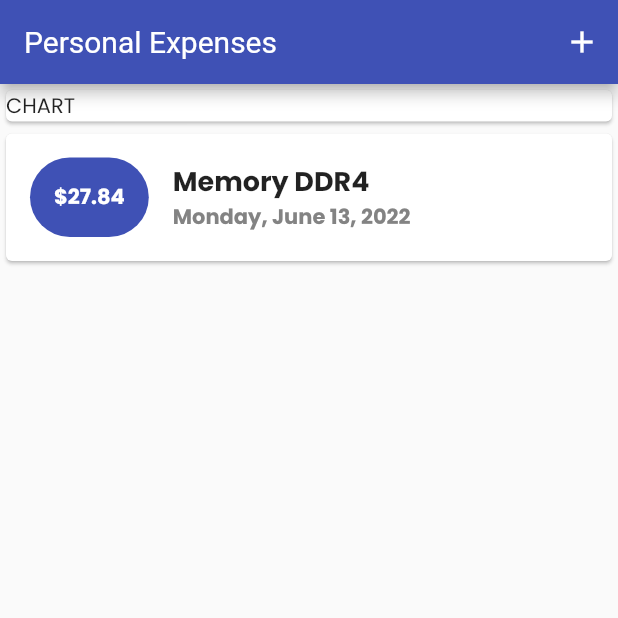
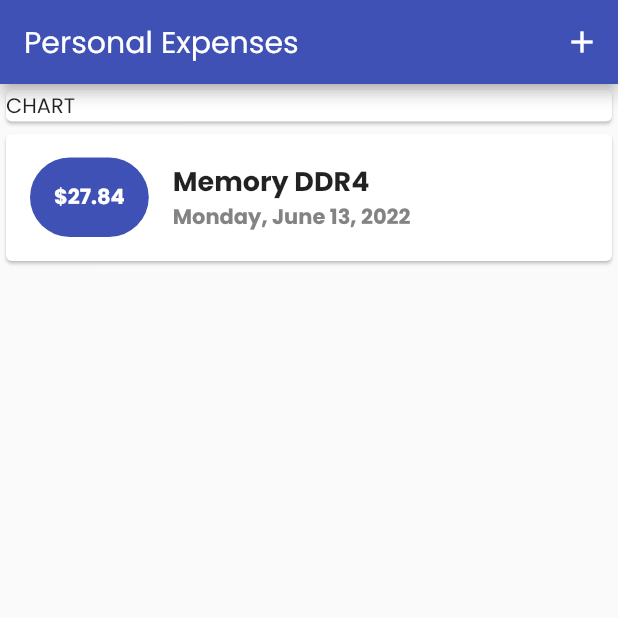
Before and after one commit to abdellatif-laghjaj/personal_expenses_app, a Flutter app: the screen it shows after launch, on a phone screen of 412 x 824 dp, the top half of it. Run offline on Flutter 3.47's test engine with Material 2 defaults, Android fonts, the phone set to English and light mode, and no system bars.

Commit message:
main home

```diff
--- a/lib/main.dart
+++ b/lib/main.dart
@@ -16,9 +16,9 @@ class MyApp extends StatelessWidget {
         accentColor: Colors.amber,
         fontFamily: "Poppins",
         appBarTheme: AppBarTheme(
-            textTheme: ThemeData.light()
-                .textTheme
-                .copyWith(headline6: TextStyle(fontSize: 20))),
+            // ignore: deprecated_member_use
+            textTheme: ThemeData.light().textTheme.copyWith(
+                headline6: TextStyle(fontFamily: "Poppins", fontSize: 20))),
       ),
       debugShowCheckedModeBanner: false,
       title: 'Personal Expenses',
```
